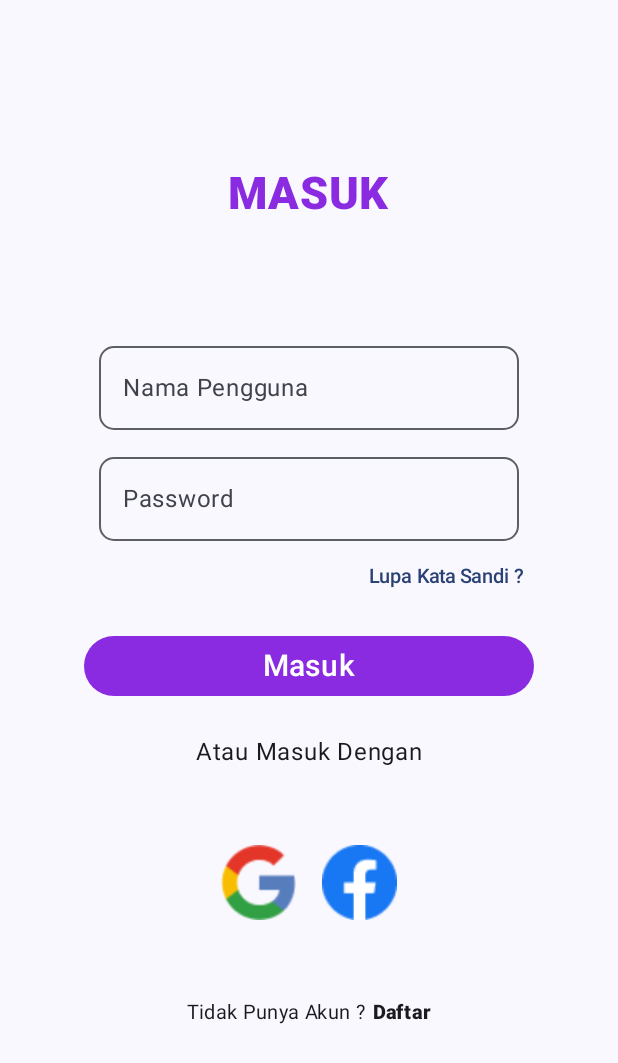
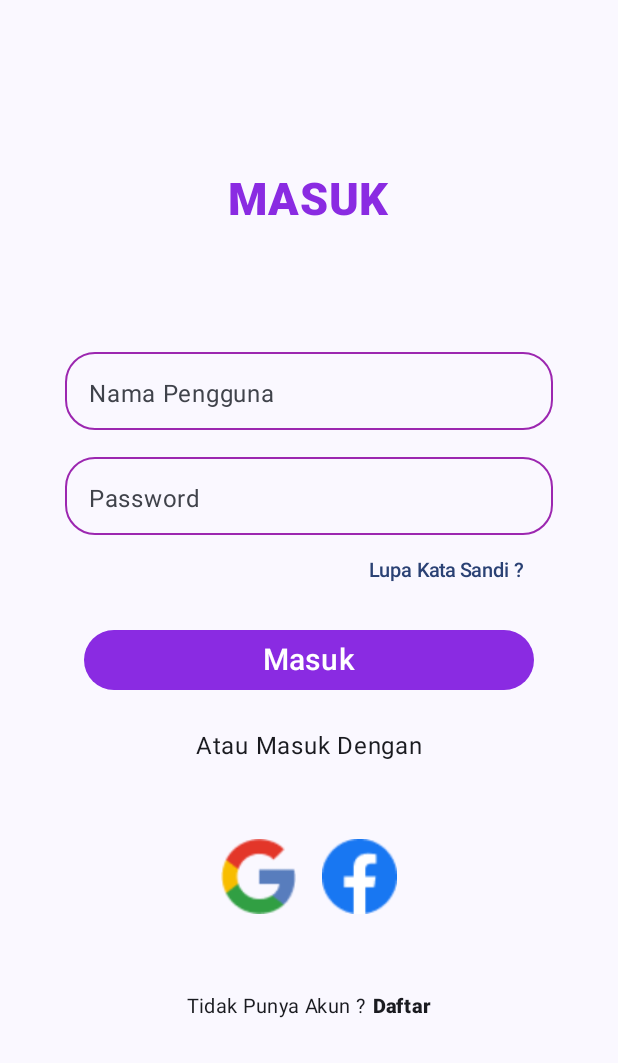
Before and after one commit to GymStoria/GymStoriaApp, an Android app built with Jetpack Compose: the composable LoginScreen shown on its own in the app's theme, on a phone screen of 412 x 824 dp. Shown: the top 1063 px of the screen. Run offline under Robolectric (Android 15) with nearby library versions, the phone set to English and light mode, and no system bars.

Commit message:
Login Screen

```diff
--- a/app/src/main/java/com/afebrii/gymstoriaapp/Screen/LoginScreen.kt
+++ b/app/src/main/java/com/afebrii/gymstoriaapp/Screen/LoginScreen.kt
@@ -2,6 +2,7 @@ package com.afebrii.gymstoriaapp.Screen
 
 import android.text.style.BackgroundColorSpan
 import androidx.compose.foundation.Image
+import androidx.compose.foundation.border
 import androidx.compose.foundation.clickable
 import androidx.compose.foundation.layout.Arrangement
 import androidx.compose.foundation.layout.Column
@@ -16,6 +17,7 @@ import androidx.compose.foundation.shape.RoundedCornerShape
 import androidx.compose.material3.Button
 import androidx.compose.material3.ButtonDefaults
 import androidx.compose.material3.OutlinedTextField
+import androidx.compose.material3.OutlinedTextFieldDefaults
 import androidx.compose.material3.Text
 import androidx.compose.material3.TextButton
 import androidx.compose.runtime.Composable
@@ -25,10 +27,11 @@ import androidx.compose.ui.graphics.Color
 import androidx.compose.ui.res.colorResource
 import androidx.compose.ui.res.painterResource
 import androidx.compose.ui.text.font.FontWeight
+import androidx.compose.ui.tooling.preview.Preview
 import androidx.compose.ui.unit.dp
 import androidx.compose.ui.unit.sp
 import com.afebrii.gymstoriaapp.R
-
+import com.afebrii.gymstoriaapp.ui.theme.GymStoriaAppTheme
 
 @Composable
 fun LoginScreen()
@@ -44,9 +47,17 @@ fun LoginScreen()
 
         Spacer(modifier = Modifier.height(75.dp))
 
-        OutlinedTextField(value = "", onValueChange ={}, label ={
-            Text(text = "Nama Pengguna")
-        },shape = RoundedCornerShape(10.dp) )
+        OutlinedTextField(
+            value = "",
+            onValueChange ={},
+            label ={ Text(text = "Nama Pengguna") },
+            shape = RoundedCornerShape(20.dp),
+            colors = OutlinedTextFieldDefaults.colors(
+                unfocusedBorderColor = Color(0xFF9C27B0)
+            ),
+            modifier = Modifier.size(width = 325.dp, height = 60.dp,)
+
+        )
 
         Spacer(modifier = Modifier.height(10.dp))
 
@@ -54,8 +65,12 @@ fun LoginScreen()
             value = "",
             onValueChange ={},
             label ={ Text(text = "Password") },
-            shape = RoundedCornerShape(10.dp),
-        )
+            shape = RoundedCornerShape(20.dp),
+            colors = OutlinedTextFieldDefaults.colors(
+                unfocusedBorderColor = Color(0xFF9C27B0),
+            ),
+            modifier = Modifier.size(width = 325.dp, height = 60.dp)
+            )
 
         Row(
             modifier = Modifier
@@ -65,7 +80,7 @@ fun LoginScreen()
         ) {
             TextButton(onClick = {})
             {
-                Text(text = "Lupa Kata Sandi ?", fontSize = 13.sp, fontWeight = FontWeight.Medium)
+                Text(text = "Lupa Kata Sandi ?", fontSize = 13.sp, fontWeight = FontWeight.Medium,)
             }
         }
 
@@ -96,12 +111,16 @@ fun LoginScreen()
             horizontalArrangement = Arrangement.SpaceEvenly
 
         ){
-            Image(painter = painterResource(id = R.drawable.google), contentDescription ="Google", modifier = Modifier.size(50.dp).clickable {
-                //Google
-            })
-            Image(painter = painterResource(id = R.drawable.facebook), contentDescription ="Facebook", modifier = Modifier.size(50.dp).clickable {
-                //Facebook
-            })
+            Image(painter = painterResource(id = R.drawable.google), contentDescription ="Google", modifier = Modifier
+                .size(50.dp)
+                .clickable {
+                    //Google
+                })
+            Image(painter = painterResource(id = R.drawable.facebook), contentDescription ="Facebook", modifier = Modifier
+                .size(50.dp)
+                .clickable {
+                    //Facebook
+                })
         }
 
         Spacer(modifier = Modifier.height(20.dp))
@@ -120,6 +139,12 @@ fun LoginScreen()
 
         }
     }
+}
 
-
+@Preview (showBackground = true)
+@Composable
+fun LoginScreenPreview() {
+    GymStoriaAppTheme {
+        LoginScreen()
+    }
 }
```
